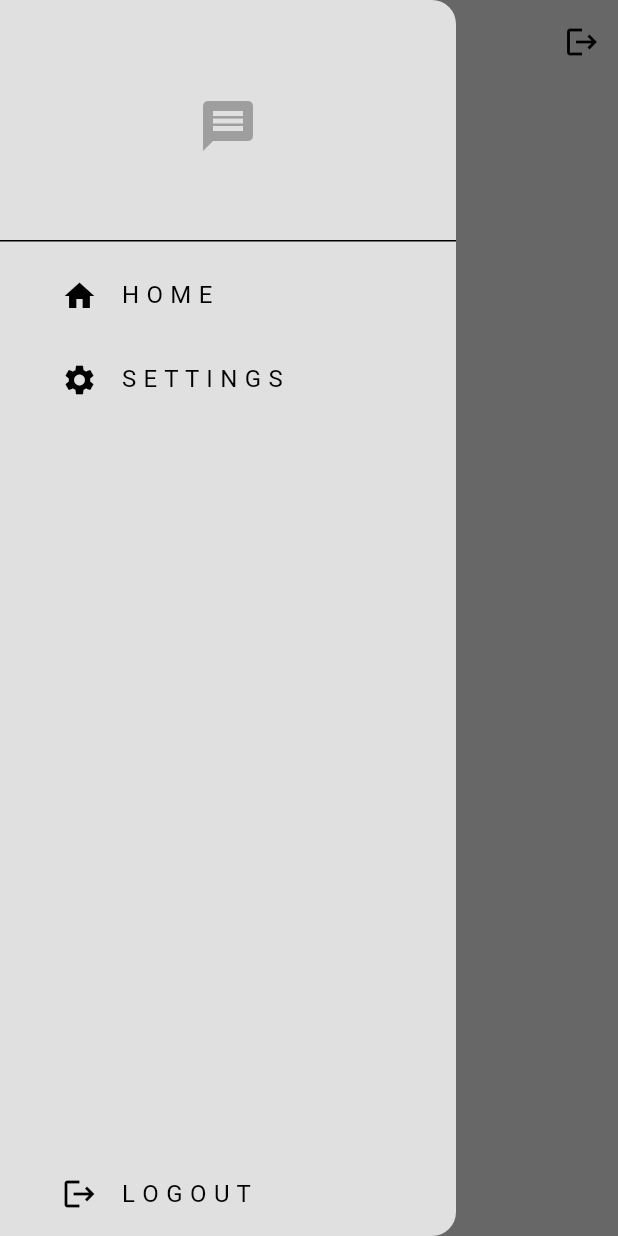
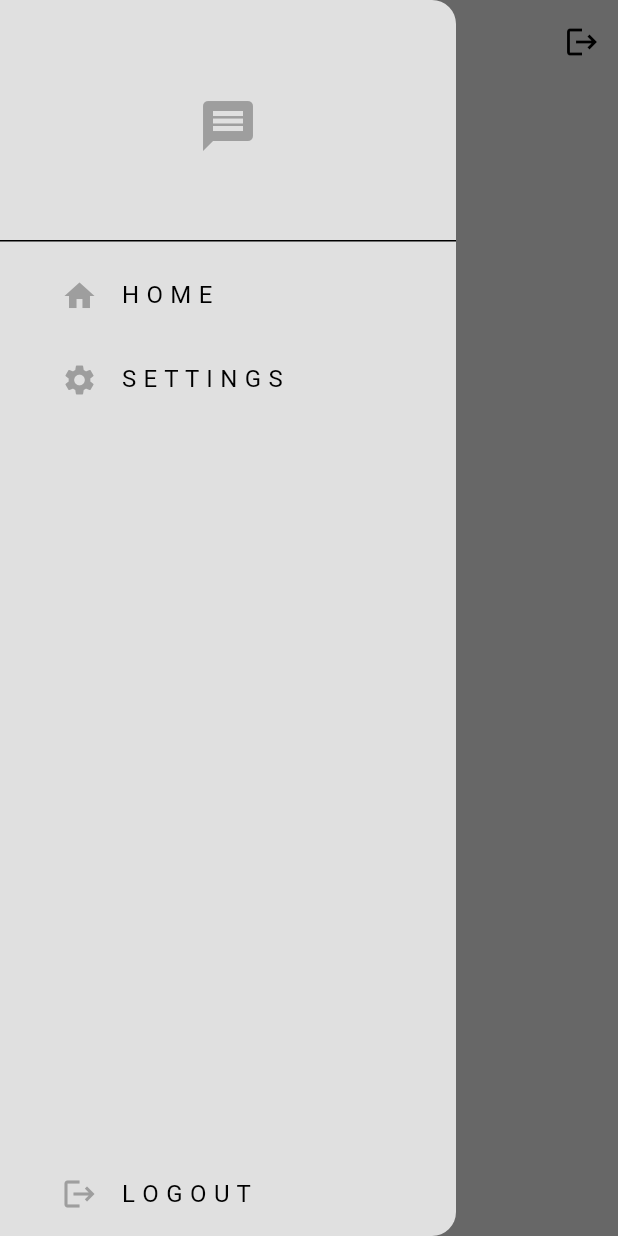
Before and after one commit to AnomitraSarkar/KABOOTAR, a Flutter app: the screen it shows once a user with an empty profile is signed in, with the side drawer open, on a phone screen of 412 x 824 dp. Run offline on Flutter 3.47's test engine with Material 3 defaults, Android fonts, the light colour scheme and no system bars; our stand-ins replace firebase_auth, firebase_core; accounts and stored records are empty.

Commit message:
`Added color to icons in MyDrawer widget and added Font Family and Color Handling section to README.md`

```diff
--- a/lib/components/my_drawer.dart
+++ b/lib/components/my_drawer.dart
@@ -35,7 +35,7 @@ class MyDrawer extends StatelessWidget {
             padding: const EdgeInsets.only(left: 25.0),
             child: ListTile(
               title: Text('H O M E'),
-              leading: Icon(Icons.home),
+              leading: Icon(Icons.home, color: Theme.of(context).colorScheme.primary,),
               onTap: () {
                 Navigator.pop(context);
               },
@@ -46,7 +46,7 @@ class MyDrawer extends StatelessWidget {
             padding: const EdgeInsets.only(left: 25.0, bottom:25.0),
             child: ListTile(
               title: Text('S E T T I N G S'),
-              leading: Icon(Icons.settings),
+              leading: Icon(Icons.settings, color: Theme.of(context).colorScheme.primary ),
               onTap: () {
                 Navigator.pop(context);
                 Navigator.push(context, MaterialPageRoute(builder: (context)=>SettingsPage(),));
@@ -61,7 +61,7 @@ class MyDrawer extends StatelessWidget {
             padding: const EdgeInsets.only(left: 25.0),
             child: ListTile(
               title: Text('L O G O U T'),
-              leading: Icon(Icons.logout),
+              leading: Icon(Icons.logout, color: Theme.of(context).colorScheme.primary,),
               onTap:  logout,
             ),
           ),
```
Also changed, not shown: 1 other file.
